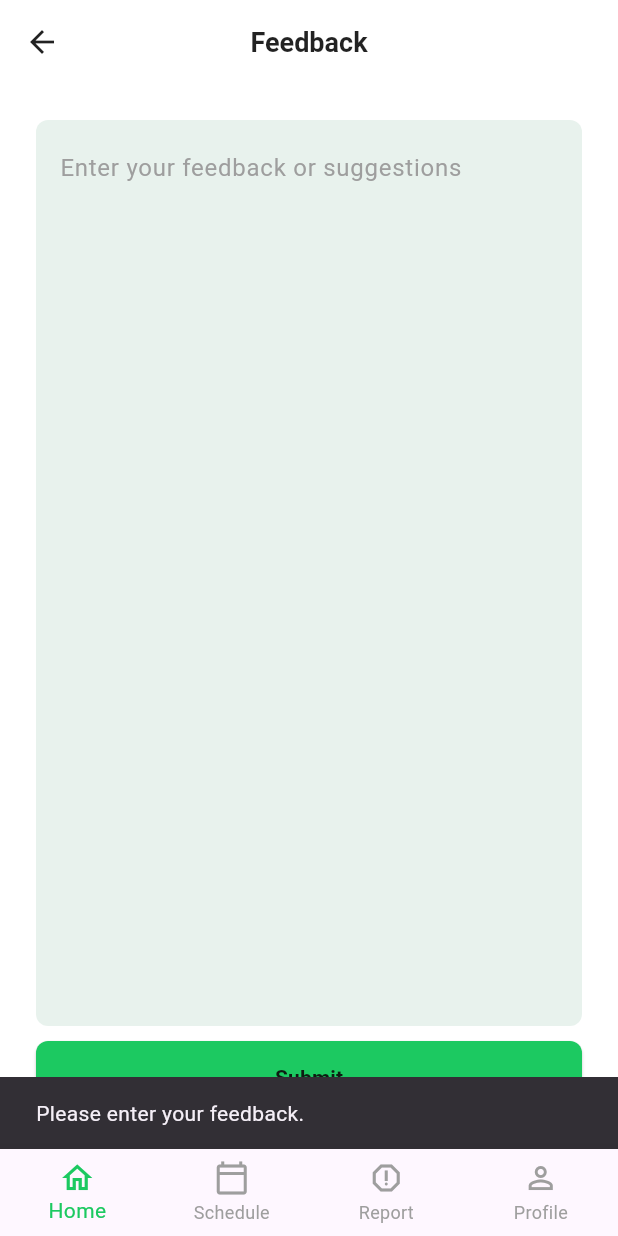
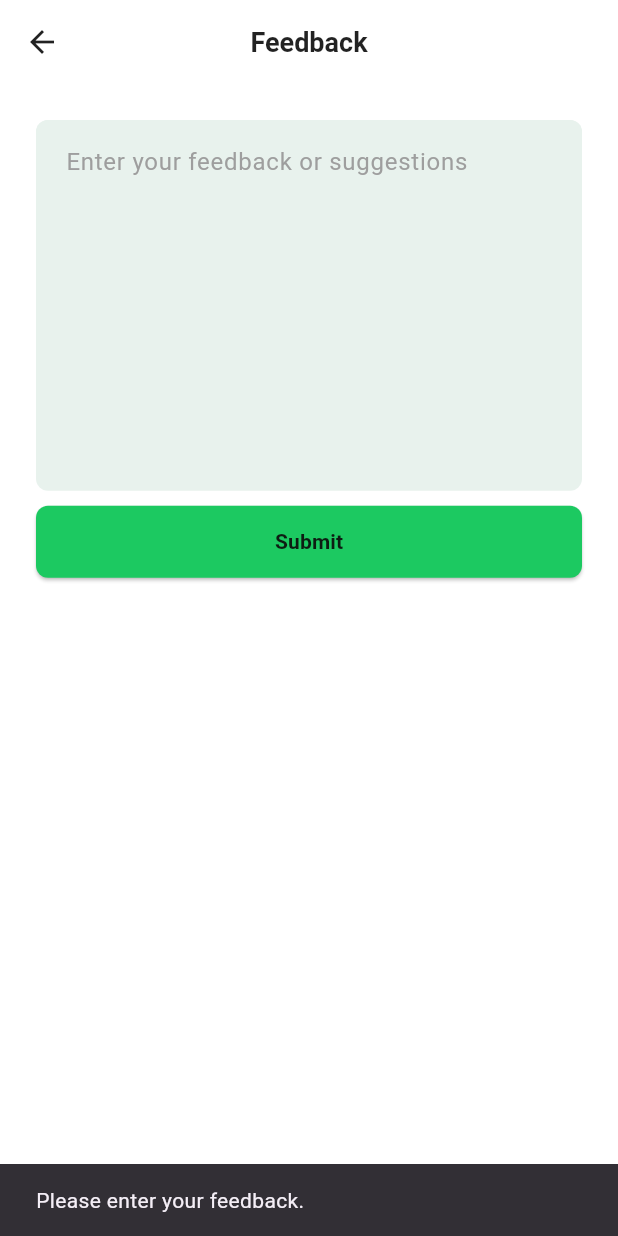
Before and after one commit to Joshuatroi/trashpick_project, a Flutter app: the FeedbackPage screen opened directly, after a tap on "Submit", on a phone screen of 412 x 824 dp. Run offline on Flutter 3.47's test engine with Material 3 defaults, Android fonts, the phone set to English and light mode, and no system bars; our stand-ins replace geocoding, geolocator, image_picker, shared_preferences; accounts and stored records are empty.

Commit message:
Minor changes
Minor

```diff
--- a/lib/main.dart
+++ b/lib/main.dart
@@ -3,8 +3,8 @@
 import 'controller/theme_controller.dart'; // adjust path if needed
 import 'screens/official_profile_page.dart';
 // import 'screens/resident_profile_page.dart';
-// import 'screens/waste_reporting_page.dart';
-// import 'screens/feedback_page.dart';
+import 'screens/waste_reporting_page.dart';
+import 'screens/feedback_page.dart';
 
 void main() {
   runApp(
@@ -34,7 +34,7 @@
         scaffoldBackgroundColor: const Color(0xFF121212),
         appBarTheme: const AppBarTheme(backgroundColor: Color(0xFF1E1E1E)),
       ),
-      home: const OfficialProfilePage(),
+      home: const WasteReportingPage(),
     );
   }
 }
--- a/lib/screens/feedback_page.dart
+++ b/lib/screens/feedback_page.dart
@@ -1,6 +1,4 @@
 import 'package:flutter/material.dart';
-import 'waste_reporting_page.dart';
-import 'resident_profile_page.dart';
 // You can replace these imports with your actual Home and Schedule pages
 // e.g., import 'home_page.dart'; import 'schedule_page.dart';
 
@@ -13,7 +11,6 @@ class FeedbackPage extends StatefulWidget {
 
 class _FeedbackPageState extends State<FeedbackPage> {
   final TextEditingController _feedbackController = TextEditingController();
-  int _selectedIndex = 3; // Profile selected
 
   void _submitFeedback() {
     final feedback = _feedbackController.text.trim();
@@ -33,43 +30,15 @@ class _FeedbackPageState extends State<FeedbackPage> {
     _feedbackController.clear();
   }
 
-  // Navigation handler for bottom nav items
-  void _onNavTapped(int index) {
-    if (index == _selectedIndex) return; // Do nothing if already on the page
-    setState(() => _selectedIndex = index);
-
-    switch (index) {
-      // case 0: // Home
-      //   Navigator.pushReplacement(
-      //     context,
-      //     MaterialPageRoute(builder: (context) => const PlaceholderHomePage()),
-      //   );
-      //   break;
-      // case 1: // Schedule
-      //   Navigator.pushReplacement(
-      //     context,
-      //     MaterialPageRoute(
-      //       builder: (context) => const PlaceholderSchedulePage(),
-      //     ),
-      //   );
-      //   break;
-      case 2: // Report
-        Navigator.pushReplacement(
-          context,
-          MaterialPageRoute(builder: (context) => const WasteReportingPage()),
-        );
-        break;
-      case 3: // Profile
-        Navigator.pushReplacement(
-          context,
-          MaterialPageRoute(builder: (context) => const ResidentProfilePage()),
-        );
-        break;
-    }
-  }
+  // ... (rest of the class before build method remains the same)
 
   @override
   Widget build(BuildContext context) {
+    // Use a fixed height or a proportional height for the feedback box
+    final screenHeight = MediaQuery.of(context).size.height;
+    final feedbackBoxHeight =
+        screenHeight * 0.3; // Example: 30% of screen height
+
     return Scaffold(
       backgroundColor: Colors.white,
 
@@ -95,22 +64,30 @@ class _FeedbackPageState extends State<FeedbackPage> {
         padding: const EdgeInsets.all(24),
         child: Column(
           children: [
-            // Feedback box
-            Expanded(
+            // 👇 FIX APPLIED HERE: Replace Expanded with a Container/SizedBox for a defined height
+            Container(
+              height: feedbackBoxHeight, // Use the calculated height
+              decoration: BoxDecoration(
+                color: const Color(0xFFE8F2ED),
+                borderRadius: BorderRadius.circular(8),
+              ),
               child: TextField(
                 controller: _feedbackController,
-                maxLines: null,
-                expands: true,
+                // Since height is fixed, we can remove expands: true
+                maxLines: null, // Allow multiple lines
                 textAlignVertical: TextAlignVertical.top,
                 decoration: InputDecoration(
                   hintText: "Enter your feedback or suggestions",
                   hintStyle: const TextStyle(color: Colors.grey),
-                  filled: true,
-                  fillColor: const Color(0xFFE8F2ED),
+                  contentPadding: const EdgeInsets.all(
+                    16,
+                  ), // Add padding inside
                   border: OutlineInputBorder(
                     borderRadius: BorderRadius.circular(8),
                     borderSide: BorderSide.none,
                   ),
+                  filled: true,
+                  fillColor: const Color(0xFFE8F2ED),
                 ),
               ),
             ),
@@ -138,34 +115,6 @@ class _FeedbackPageState extends State<FeedbackPage> {
           ],
         ),
       ),
-
-      // Bottom navigation
-      bottomNavigationBar: BottomNavigationBar(
-        type: BottomNavigationBarType.fixed,
-        currentIndex: _selectedIndex,
-        selectedItemColor: const Color(0xFF1CC961),
-        unselectedItemColor: Colors.grey,
-        showSelectedLabels: true,
-        onTap: _onNavTapped,
-        items: const [
-          BottomNavigationBarItem(
-            icon: Icon(Icons.home_outlined),
-            label: "Home",
-          ),
-          BottomNavigationBarItem(
-            icon: Icon(Icons.calendar_today_outlined),
-            label: "Schedule",
-          ),
-          BottomNavigationBarItem(
-            icon: Icon(Icons.report_outlined),
-            label: "Report",
-          ),
-          BottomNavigationBarItem(
-            icon: Icon(Icons.person_outline),
-            label: "Profile",
-          ),
-        ],
-      ),
     );
   }
 }
--- a/lib/screens/waste_reporting_page.dart
+++ b/lib/screens/waste_reporting_page.dart
@@ -15,6 +15,8 @@ class _WasteReportingPageState extends State<WasteReportingPage> {
   final TextEditingController issueController = TextEditingController();
   final TextEditingController locationController = TextEditingController();
   XFile? imageFile;
+
+  int _selectedIndex = 2; // Profile selected
 
   Future<void> pickImage() async {
     final picker = ImagePicker();
@@ -94,6 +96,41 @@ class _WasteReportingPageState extends State<WasteReportingPage> {
     issueController.clear();
     locationController.clear();
     setState(() => imageFile = null);
+  }
+
+  // Navigation handler for bottom nav items
+  void _onNavTapped(int index) {
+    if (index == _selectedIndex) return; // Do nothing if already on the page
+    setState(() => _selectedIndex = index);
+
+    switch (index) {
+      // case 0: // Home
+      //   Navigator.pushReplacement(
+      //     context,
+      //     MaterialPageRoute(builder: (context) => const PlaceholderHomePage()),
+      //   );
+      //   break;
+      // case 1: // Schedule
+      //   Navigator.pushReplacement(
+      //     context,
+      //     MaterialPageRoute(
+      //       builder: (context) => const PlaceholderSchedulePage(),
+      //     ),
+      //   );
+      //   break;
+      case 2: // Report
+        Navigator.pushReplacement(
+          context,
+          MaterialPageRoute(builder: (context) => const WasteReportingPage()),
+        );
+        break;
+      // case 3: // Profile
+      //   Navigator.pushReplacement(
+      //     context,
+      //     MaterialPageRoute(builder: (context) => const ResidentProfilePage()),
+      //   );
+      //   break;
+    }
   }
 
   @override
@@ -242,6 +279,33 @@ class _WasteReportingPageState extends State<WasteReportingPage> {
           ],
         ),
       ),
+
+      bottomNavigationBar: BottomNavigationBar(
+        type: BottomNavigationBarType.fixed,
+        currentIndex: _selectedIndex,
+        selectedItemColor: const Color(0xFF1CC961),
+        unselectedItemColor: Colors.grey,
+        showSelectedLabels: true,
+        onTap: _onNavTapped,
+        items: const [
+          BottomNavigationBarItem(
+            icon: Icon(Icons.home_outlined),
+            label: "Home",
+          ),
+          BottomNavigationBarItem(
+            icon: Icon(Icons.calendar_today_outlined),
+            label: "Schedule",
+          ),
+          BottomNavigationBarItem(
+            icon: Icon(Icons.report_outlined),
+            label: "Report",
+          ),
+          BottomNavigationBarItem(
+            icon: Icon(Icons.person_outline),
+            label: "Profile",
+          ),
+        ],
+      ),
     );
   }
 }
```
